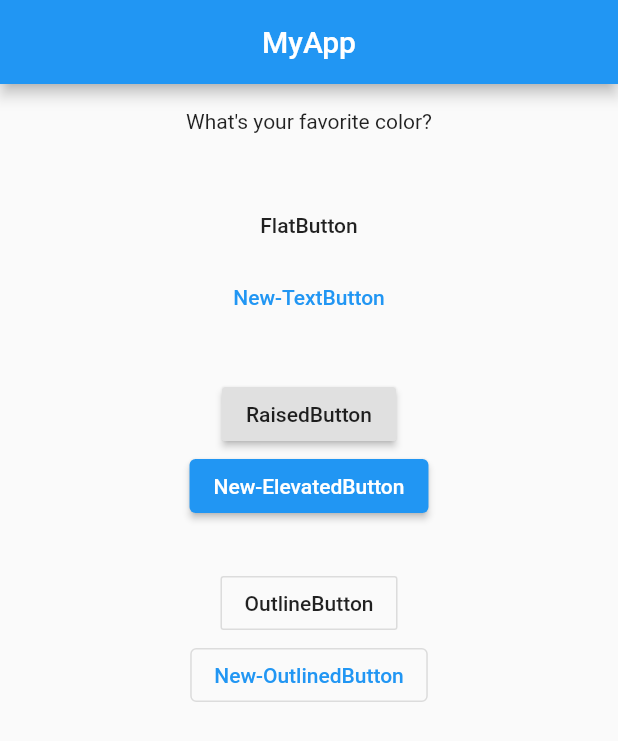
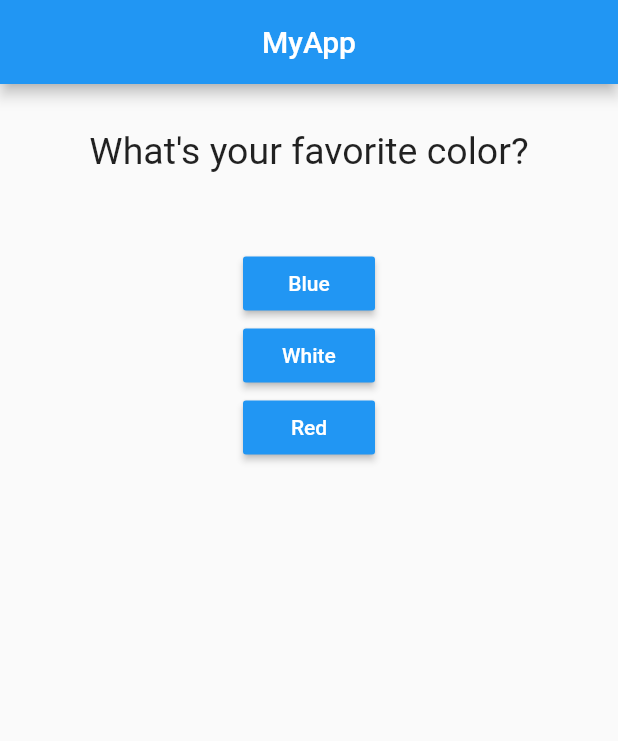
Before and after one commit to thomasbonnet12/easyexercicewithflutter, a Flutter app: the screen it shows after launch, on a phone screen of 412 x 824 dp. Shown: the top 741 px of the screen. Run offline on Flutter 3.47's test engine with Material 2 defaults, Android fonts, the phone set to English and light mode, and no system bars.

Commit message:
answer and question list/map created and logic added to get access to them through a complex mapping. Refacto also implemented

```diff
--- /dev/null
+++ b/lib/answers.dart
@@ -0,0 +1,22 @@
+import 'package:flutter/material.dart';
+
+class Answer extends StatelessWidget {
+  final Function selectHandler;
+  final String answerText;
+
+  Answer(this.selectHandler, this.answerText);
+
+  @override
+  Widget build(BuildContext context) {
+    return Center(
+      child: Container(
+        child: RaisedButton(
+          color: Colors.blue,
+          textColor: Colors.white,
+          child: Text(answerText),
+          onPressed: selectHandler,
+        ),
+      ),
+    );
+  }
+}
--- a/lib/main.dart
+++ b/lib/main.dart
@@ -1,4 +1,6 @@
 import 'package:flutter/material.dart';
+import 'package:flutter_first_application/answers.dart';
+import 'questions.dart';
 
 void main() {
   runApp(MyApp());
@@ -10,8 +12,6 @@ class MyApp extends StatefulWidget {
 }
 
 class _MyAppState extends State<MyApp> {
-  var questionIndex = 0;
-
   void answerQuestion() {
     setState(() {
       questionIndex = questionIndex + 1;
@@ -21,63 +21,57 @@ class _MyAppState extends State<MyApp> {
 
   @override
   Widget build(BuildContext context) {
-    var questions = [
-      'What\'s your favorite color?',
-      'What\'s your favorite animal?',
-    ];
     return MaterialApp(
       home: Scaffold(
         appBar: AppBar(
           title: Center(
-            child: Text(
-              'MyApp',
-            ),
+            child: Text('MyApp'),
           ),
         ),
-        body: Center(
-          child: Column(
-            children: [
-              Padding(
-                padding: const EdgeInsets.all(17.0),
-                child: Text(questions[questionIndex]),
-              ),
-              SizedBox(height: 20),
-              FlatButton(
-                  child: Text('FlatButton'),
-                  onPressed: () {
-                    answerQuestion();
-                  }),
-              TextButton(
-                  child: Text('New-TextButton'),
-                  onPressed: () {
-                    answerQuestion();
-                  }),
-              SizedBox(height: 30),
-              RaisedButton(
-                  child: Text('RaisedButton'),
-                  onPressed: () {
-                    answerQuestion();
-                  }),
-              ElevatedButton(
-                  child: Text('New-ElevatedButton'),
-                  onPressed: () {
-                    answerQuestion();
-                  }),
-              SizedBox(height: 30),
-              OutlineButton(
-                  child: Text('OutlineButton'),
-                  onPressed: () {
-                    answerQuestion();
-                  }),
-              OutlinedButton(
-                  child: Text('New-OutlinedButton'),
-                  onPressed: () {
-                    answerQuestion();
-                  }),
-            ],
-          ),
+        body: Column(
+          children: [
+            Questions(questions[questionIndex]['questionText']),
+            SizedBox(height: 20),
+            ...(questions[questionIndex]['answer'] as List<String>)
+                .map((answer) {
+              return Answer(answerQuestion, answer);
+            }).toList(),
+          ],
         ),
       ),
     );
   }
 }
+
+//               FlatButton(
+//                   child: Text('FlatButton'),
+//                   onPressed: () {
+//                     answerQuestion();
+//                   }),
+//               TextButton(
+//                   child: Text('New-TextButton'),
+//                   onPressed: () {
+//                     answerQuestion();
+//                   }),
+
+//               RaisedButton(
+//                   child: Text('RaisedButton'),
+//                   onPressed: () {
+//                     answerQuestion();
+//                   }),
+//               ElevatedButton(
+//                   child: Text('New-ElevatedButton'),
+//                   onPressed: () {
+//                     answerQuestion();
+//                   }),
+
+//               OutlineButton(
+//                   child: Text('OutlineButton'),
+//                   onPressed: () {
+//                     answerQuestion();
+//                   }),
+//               OutlinedButton(
+//                   child: Text('New-OutlinedButton'),
+//                   onPressed: () {
+//                     answerQuestion();
+//                   }),
--- a/lib/questions.dart
+++ b/lib/questions.dart
@@ -1,8 +1,38 @@
 import 'package:flutter/material.dart';
 
 class Questions extends StatelessWidget {
+  final String questionText;
+
+  Questions(this.questionText);
+
   @override
   Widget build(BuildContext context) {
-    return Container();
+    return Center(
+      child: Padding(
+        padding: const EdgeInsets.all(30.0),
+        child: Text(
+          questionText,
+          style: TextStyle(fontSize: 25),
+          textAlign: TextAlign.center,
+        ),
+      ),
+    );
   }
 }
+
+var questionIndex = 0;
+
+var questions = [
+  {
+    'questionText': 'What\'s your favorite color?',
+    'answer': ['Blue', 'White', 'Red']
+  },
+  {
+    'questionText': 'What\'s your favorite animal?',
+    'answer': ['Dog', 'Cat', 'Elephant']
+  },
+  {
+    'questionText': 'What\'s your favorite city?',
+    'answer': ['Barcelona', 'Tokyo', 'New-York']
+  },
+];
```
